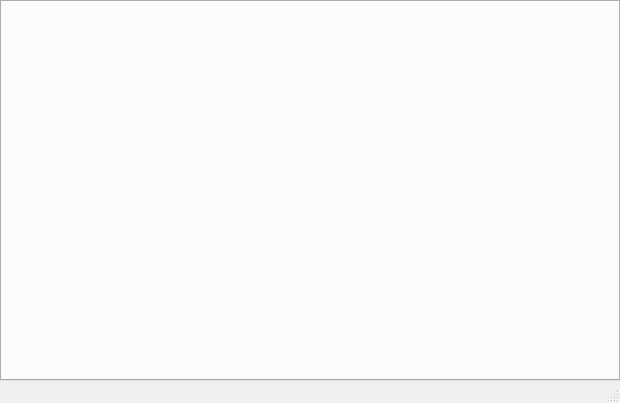
First picture: the form in mainwindow.ui, repository Kudesnick/regexpterm, before the edit.
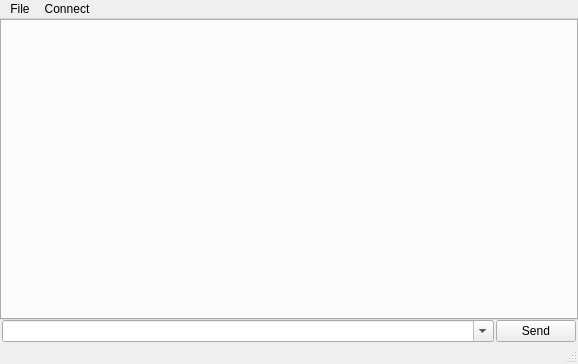
Second picture: the form after the edit.

Commit message: [add] Cmd line and Send button

Patch:
```diff
--- a/mainwindow.ui
+++ b/mainwindow.ui
@@ -6,10 +6,16 @@
    <rect>
     <x>0</x>
     <y>0</y>
-    <width>620</width>
-    <height>403</height>
+    <width>578</width>
+    <height>364</height>
    </rect>
   </property>
+  <property name="sizePolicy">
+   <sizepolicy hsizetype="Preferred" vsizetype="Preferred">
+    <horstretch>0</horstretch>
+    <verstretch>0</verstretch>
+   </sizepolicy>
+  </property>
   <property name="windowTitle">
    <string>RegExp Terminal v0.3a</string>
   </property>
@@ -23,6 +29,12 @@
    </size>
   </property>
   <widget class="QWidget" name="centralwidget">
+   <property name="sizePolicy">
+    <sizepolicy hsizetype="Preferred" vsizetype="Preferred">
+     <horstretch>0</horstretch>
+     <verstretch>0</verstretch>
+    </sizepolicy>
+   </property>
    <layout class="QGridLayout" name="gridLayout">
     <property name="leftMargin">
      <number>0</number>
@@ -39,8 +51,19 @@
     <property name="spacing">
      <number>0</number>
     </property>
-    <item row="0" column="0">
+    <item row="0" column="1">
+     <layout class="QVBoxLayout" name="verticalLayout">
+      <property name="spacing">
+       <number>0</number>
+      </property>
+      <item>
      <widget class="QTabWidget" name="tabWidget">
+        <property name="sizePolicy">
+         <sizepolicy hsizetype="Expanding" vsizetype="Expanding">
+          <horstretch>0</horstretch>
+          <verstretch>0</verstretch>
+         </sizepolicy>
+        </property>
       <property name="usesScrollButtons">
        <bool>true</bool>
       </property>
@@ -58,9 +81,96 @@
       </property>
      </widget>
     </item>
+      <item>
+       <layout class="QHBoxLayout" name="horizontalLayout">
+        <property name="spacing">
+         <number>2</number>
+        </property>
+        <property name="leftMargin">
+         <number>2</number>
+        </property>
+        <property name="rightMargin">
+         <number>2</number>
+        </property>
+        <item>
+         <widget class="QComboBox" name="cbCmdline">
+          <property name="enabled">
+           <bool>true</bool>
+          </property>
+          <property name="sizePolicy">
+           <sizepolicy hsizetype="Expanding" vsizetype="Fixed">
+            <horstretch>0</horstretch>
+            <verstretch>0</verstretch>
+           </sizepolicy>
+          </property>
+          <property name="autoFillBackground">
+           <bool>false</bool>
+          </property>
+          <property name="editable">
+           <bool>true</bool>
+          </property>
+          <property name="duplicatesEnabled">
+           <bool>false</bool>
+          </property>
+          <property name="frame">
+           <bool>true</bool>
+          </property>
+         </widget>
+        </item>
+        <item>
+         <widget class="QPushButton" name="btSend">
+          <property name="sizePolicy">
+           <sizepolicy hsizetype="Minimum" vsizetype="Minimum">
+            <horstretch>0</horstretch>
+            <verstretch>0</verstretch>
+           </sizepolicy>
+          </property>
+          <property name="text">
+           <string>Send</string>
+          </property>
+         </widget>
+        </item>
+       </layout>
+      </item>
+     </layout>
+    </item>
    </layout>
   </widget>
   <widget class="QStatusBar" name="statusBar"/>
+  <widget class="QMenuBar" name="menuBar">
+   <property name="geometry">
+    <rect>
+     <x>0</x>
+     <y>0</y>
+     <width>578</width>
+     <height>20</height>
+    </rect>
+   </property>
+   <widget class="QMenu" name="menuFile">
+    <property name="title">
+     <string>File</string>
+    </property>
+    <addaction name="actionSettings"/>
+    <addaction name="actionAbout"/>
+   </widget>
+   <widget class="QMenu" name="menuAbout">
+    <property name="title">
+     <string>Connect</string>
+    </property>
+   </widget>
+   <addaction name="menuFile"/>
+   <addaction name="menuAbout"/>
+  </widget>
+  <action name="actionSettings">
+   <property name="text">
+    <string>Settings</string>
+   </property>
+  </action>
+  <action name="actionAbout">
+   <property name="text">
+    <string>About</string>
+   </property>
+  </action>
  </widget>
  <resources/>
  <connections/>
```
Lines whose indentation alone changed are shown as unchanged.
